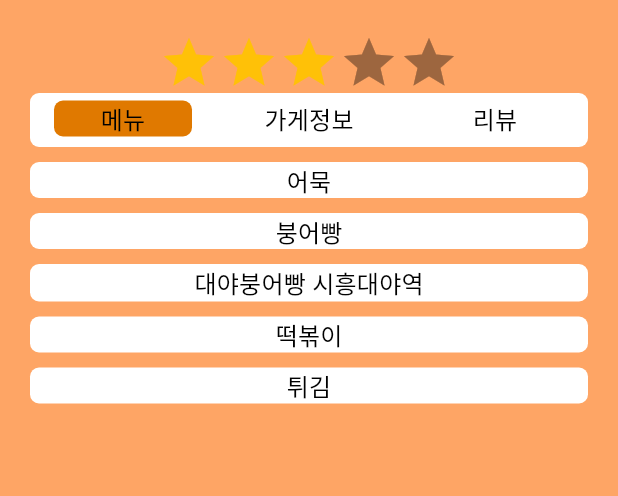
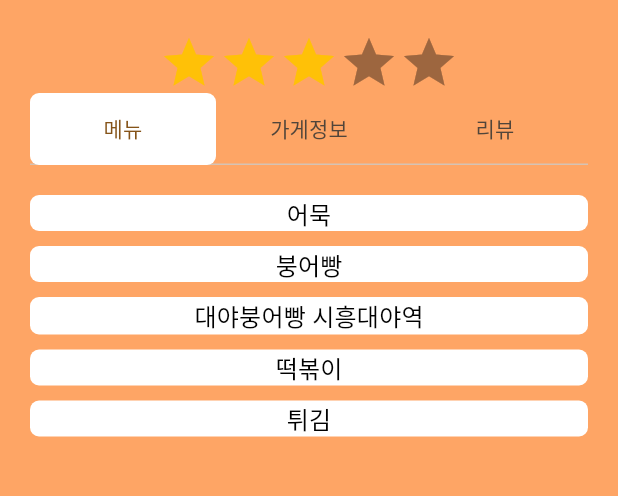
Before and after one commit to gkssk925/WinterFoodies, a Flutter app: the StoreDetailScreen screen opened by its route, on a phone screen of 412 x 824 dp, the part 81-577 px from its top. Run offline on Flutter 3.47's test engine with Material 2 defaults, Android fonts, the phone set to English and light mode, and no system bars; drawn by our look-alikes of flutter_rating_bar; our stand-ins replace flutter_native_splash, geolocator, google_fonts, google_maps_flutter, persistent_bottom_nav_bar.

Commit message:
가게 상세 - 탭 구조 적용

```diff
--- a/lib/presentation/screens/store_detail/store_detail_screen.dart
+++ b/lib/presentation/screens/store_detail/store_detail_screen.dart
@@ -3,6 +3,9 @@ import 'package:flutter_rating_bar/flutter_rating_bar.dart';
 import 'package:winter_foodies/config/my_colors.dart';
 import 'package:winter_foodies/constants/build_context_extensions.dart';
 import 'package:winter_foodies/constants/strings.dart';
+import 'package:winter_foodies/presentation/screens/store_detail/widgets/store_detail_info.dart';
+import 'package:winter_foodies/presentation/screens/store_detail/widgets/store_detail_menu.dart';
+import 'package:winter_foodies/presentation/screens/store_detail/widgets/store_detail_review.dart';
 
 class StoreDetailScreen extends StatefulWidget {
   const StoreDetailScreen({super.key});
@@ -14,8 +17,6 @@ class StoreDetailScreen extends StatefulWidget {
 class _StoreDetailScreenState extends State<StoreDetailScreen>
     with TickerProviderStateMixin {
   late TabController _tabController = TabController(length: 3, vsync: this);
-  int _selectedFilterType = 0;
-
   @override
   Widget build(BuildContext context) {
     return Scaffold(
@@ -54,111 +55,38 @@ class _StoreDetailScreenState extends State<StoreDetailScreen>
                     color: Colors.amber,
                   ),
               onRatingUpdate: (rating) {}),
-          Container(
-            padding: const EdgeInsets.symmetric(vertical: 5),
-            decoration: BoxDecoration(
-                color: MyColors.white, borderRadius: BorderRadius.circular(6)),
+          DefaultTabController(
+            length: 3,
             child: TabBar(
-                controller: _tabController,
-                indicatorColor: Colors.transparent,
-                labelColor: Colors.transparent,
-                automaticIndicatorColorAdjustment: false,
-                dividerColor: Colors.transparent,
-                tabs: [
-                  InkWell(
-                    onTap: () {
-                      setState(() {
-                        _selectedFilterType = 0;
-                      });
-                    },
-                    child: Container(
-                      decoration: BoxDecoration(
-                          borderRadius:
-                              const BorderRadius.all(Radius.circular(6)),
-                          color: _selectedFilterType == 0
-                              ? MyColors.darkOrange
-                              : MyColors.white),
-                      child: Center(
-                        child: Text(
-                          '메뉴',
-                          style: context.titleMedium(),
-                        ),
-                      ),
-                    ),
-                  ),
-                  InkWell(
-                    onTap: () {
-                      setState(() {
-                        _selectedFilterType = 1;
-                      });
-                    },
-                    child: Container(
-                      decoration: BoxDecoration(
-                          borderRadius:
-                              const BorderRadius.all(Radius.circular(6)),
-                          color: _selectedFilterType == 1
-                              ? MyColors.darkOrange
-                              : MyColors.white),
-                      child: Center(
-                        child: Text(
-                          '가게정보',
-                          style: context.titleMedium(),
-                        ),
-                      ),
-                    ),
-                  ),
-                  InkWell(
-                    onTap: () {
-                      setState(() {
-                        _selectedFilterType = 2;
-                      });
-                    },
-                    child: Container(
-                      decoration: BoxDecoration(
-                          borderRadius: BorderRadius.all(Radius.circular(6)),
-                          color: _selectedFilterType == 2
-                              ? MyColors.darkOrange
-                              : MyColors.white),
-                      child: Center(
-                        child: Text(
-                          '리뷰',
-                          style: context.titleMedium(),
-                        ),
-                      ),
-                    ),
-                  ),
-                ]),
+              controller: _tabController,
+              tabs: const [
+                Tab(
+                  text: '메뉴',
+                ),
+                Tab(
+                  text: '가게정보',
+                ),
+                Tab(
+                  text: '리뷰',
+                )
+              ],
+              indicator: BoxDecoration(
+                borderRadius: BorderRadius.circular(6),
+                color: Colors.white,
+              ),
+              indicatorSize: TabBarIndicatorSize.tab,
+            ),
           ),
-          const SizedBox(
-            height: 10,
+          SizedBox(
+            height: 20,
           ),
           Expanded(
-            child: ListView.builder(
-              scrollDirection: Axis.vertical,
-              itemCount: Strings.menuList.length,
-              itemBuilder: (context, index) {
-                return Padding(
-                  padding: const EdgeInsets.only(bottom: 10),
-                  child: InkWell(
-                    onTap: () {
-                      // Navigator.of(context).pushNamed('/storeDetail');
-                    },
-                    child: Container(
-                      decoration: const BoxDecoration(
-                          borderRadius: BorderRadius.all(Radius.circular(6)),
-                          color: MyColors.white),
-                      child: Center(
-                        child: Text(
-                          Strings.menuList[index],
-                          style: context.titleMedium(),
-                        ),
-                      ),
-                    ),
-                  ),
-                );
-              },
-            ),
-          )
+              child: TabBarView(controller: _tabController, children: [
+            StoreDetailMenu(),
+            StoreDetailInfo(),
+
+            StoreDetailReview(),
+          ]))
         ]),
       ),
     );
--- /dev/null
+++ b/lib/presentation/screens/store_detail/widgets/store_detail_menu.dart
@@ -0,0 +1,42 @@
+import 'package:flutter/material.dart';
+import 'package:winter_foodies/config/my_colors.dart';
+import 'package:winter_foodies/constants/build_context_extensions.dart';
+import 'package:winter_foodies/constants/strings.dart';
+
+class StoreDetailMenu extends StatefulWidget {
+  const StoreDetailMenu({super.key});
+
+  @override
+  State<StoreDetailMenu> createState() => _StoreDetailMenuState();
+}
+
+class _StoreDetailMenuState extends State<StoreDetailMenu> {
+  @override
+  Widget build(BuildContext context) {
+    return ListView.builder(
+      scrollDirection: Axis.vertical,
+      itemCount: Strings.menuList.length,
+      itemBuilder: (context, index) {
+        return Padding(
+          padding: const EdgeInsets.only(bottom: 10),
+          child: InkWell(
+            onTap: () {
+              // Navigator.of(context).pushNamed('/storeDetail');
+            },
+            child: Container(
+              decoration: const BoxDecoration(
+                  borderRadius: BorderRadius.all(Radius.circular(6)),
+                  color: MyColors.white),
+              child: Center(
+                child: Text(
+                  Strings.menuList[index],
+                  style: context.titleMedium(),
+                ),
+              ),
+            ),
+          ),
+        );
+      },
+    );
+  }
+}
```
Also changed, not shown: lib/presentation/screens/store_detail/widgets/store_detail_info.dart (added, +97 -0 lines), lib/presentation/screens/store_detail/widgets/store_detail_review.dart (added, +17 -0 lines).
